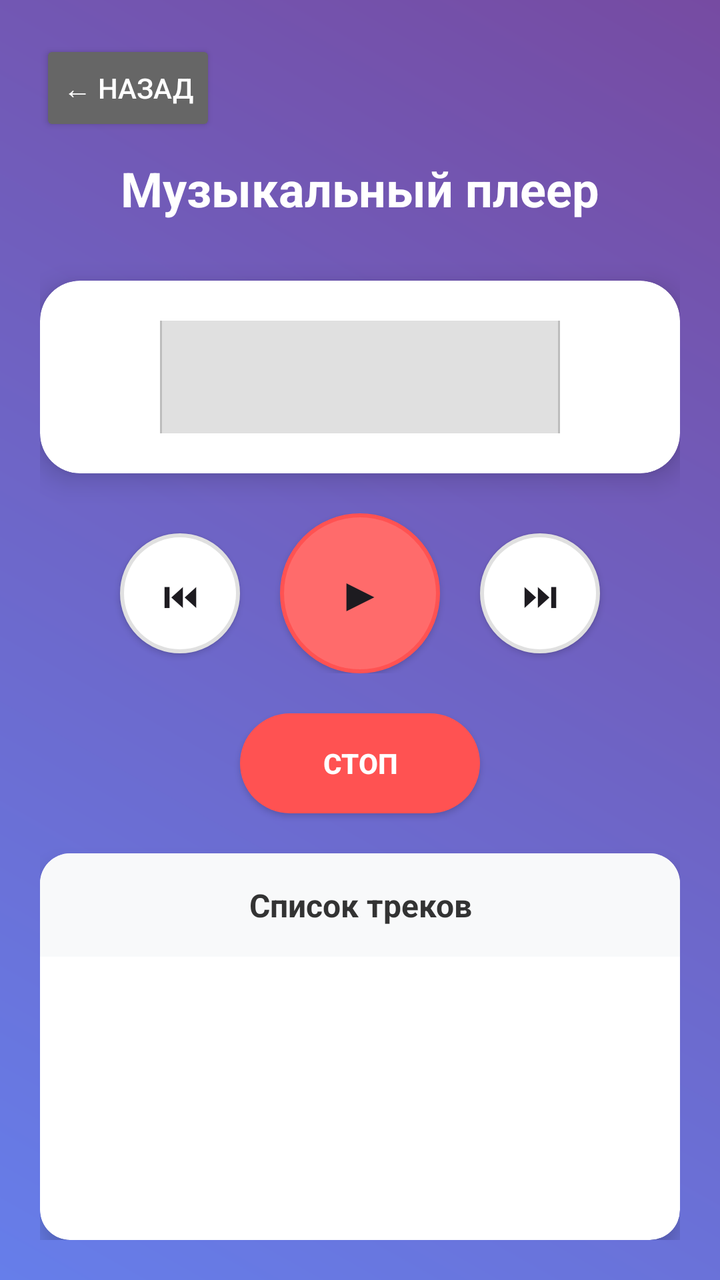
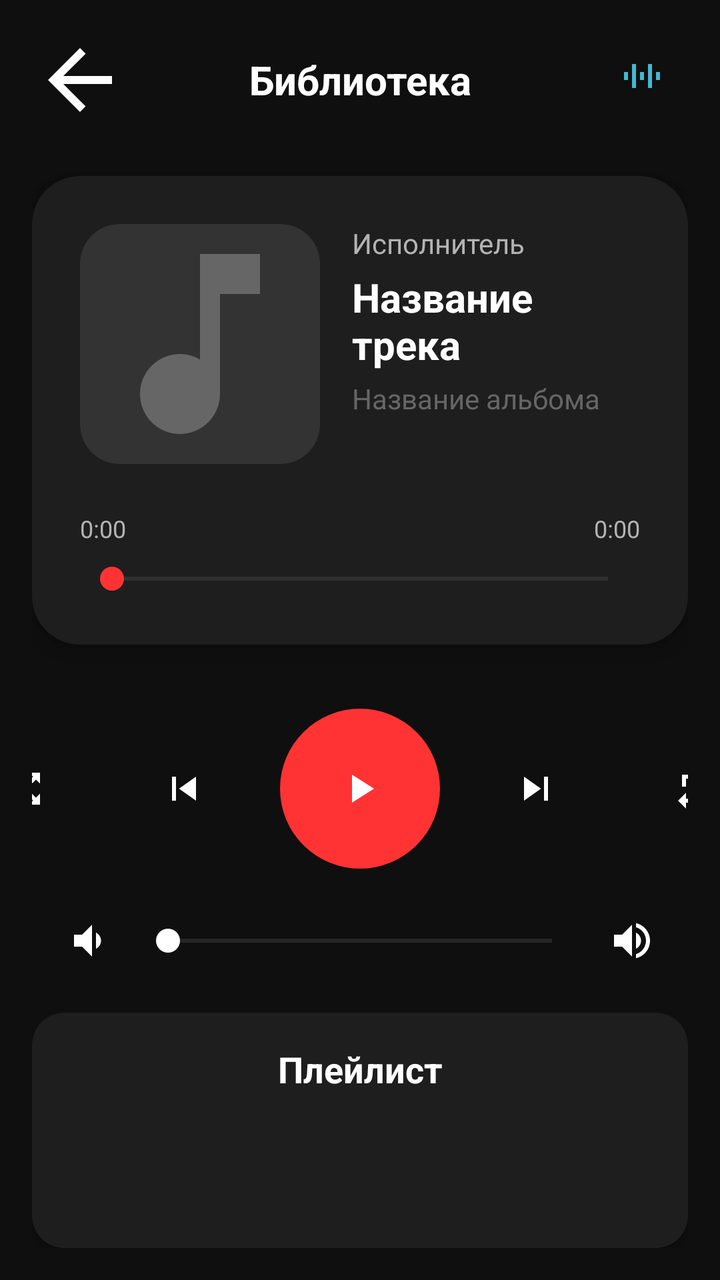

Compare the two renders of this Android layout. The source of the first and the diff that turns it into the second are given below.
<!-- AndroidManifest.xml: application theme Theme.Android -->
<!-- res/layout/media.xml -->
<?xml version="1.0" encoding="utf-8"?>
<LinearLayout xmlns:android="http://schemas.android.com/apk/res/android"
    xmlns:app="http://schemas.android.com/apk/res-auto"
    android:layout_width="match_parent"
    android:layout_height="match_parent"
    android:orientation="vertical"
    android:background="@drawable/background_gradient"
    android:padding="20dp">

    <Button
        android:id="@+id/btn_back_media"
        android:layout_width="wrap_content"
        android:layout_height="wrap_content"
        android:text="← Назад"
        android:backgroundTint="#666666"
        android:textColor="@color/white"
        android:padding="8dp"
        android:layout_marginBottom="10dp" />

    <TextView
        android:layout_width="match_parent"
        android:layout_height="wrap_content"
        android:text="Музыкальный плеер"
        android:textSize="24sp"
        android:textStyle="bold"
        android:textColor="#FFFFFF"
        android:gravity="center"
        android:layout_marginBottom="30dp" />


    <androidx.cardview.widget.CardView
        android:layout_width="match_parent"
        android:layout_height="0dp"
        android:layout_weight="1"
        app:cardCornerRadius="20dp"
        app:cardElevation="8dp"
        android:layout_marginBottom="20dp">

        <LinearLayout
            android:layout_width="match_parent"
            android:layout_height="match_parent"
            android:orientation="vertical"
            android:padding="20dp"
            android:gravity="center">


            <ImageView
                android:id="@+id/albumArtImageView"
                android:layout_width="200dp"
                android:layout_height="200dp"
                android:scaleType="centerCrop"
                android:background="@drawable/album_placeholder"
                android:layout_marginBottom="20dp" />


            <TextView
                android:id="@+id/trackTitleTextView"
                android:layout_width="match_parent"
                android:layout_height="wrap_content"
                android:text="Название трека"
                android:textSize="20sp"
                android:textStyle="bold"
                android:textColor="#333333"
                android:gravity="center"
                android:maxLines="1"
                android:ellipsize="end"
                android:layout_marginBottom="10dp" />


            <LinearLayout
                android:layout_width="match_parent"
                android:layout_height="wrap_content"
                android:orientation="horizontal"
                android:layout_marginBottom="5dp">

                <TextView
                    android:id="@+id/currentTimeText"
                    android:layout_width="0dp"
                    android:layout_height="wrap_content"
                    android:layout_weight="1"
                    android:text="0:00"
                    android:textSize="14sp"
                    android:textColor="#666666" />

                <TextView
                    android:id="@+id/totalTimeText"
                    android:layout_width="0dp"
                    android:layout_height="wrap_content"
                    android:layout_weight="1"
                    android:text="0:00"
                    android:textSize="14sp"
                    android:textColor="#666666"
                    android:gravity="end" />

            </LinearLayout>


            <SeekBar
                android:id="@+id/trackSeekBar"
                android:layout_width="match_parent"
                android:layout_height="wrap_content"
                android:progressTint="#FF6B6B"
                android:thumbTint="#FF6B6B"
                android:layout_marginBottom="20dp" />


            <LinearLayout
                android:layout_width="match_parent"
                android:layout_height="wrap_content"
                android:orientation="horizontal"
                android:gravity="center_vertical">

                <ImageView
                    android:layout_width="24dp"
                    android:layout_height="24dp"
                    android:src="@android:drawable/ic_media_ff"
                    android:tint="#666666"
                    android:layout_marginEnd="10dp" />

                <SeekBar
                    android:id="@+id/volumeSeekBar"
                    android:layout_width="0dp"
                    android:layout_height="wrap_content"
                    android:layout_weight="1"
                    android:progressTint="#4ECDC4"
                    android:thumbTint="#4ECDC4" />

                <ImageView
                    android:layout_width="24dp"
                    android:layout_height="24dp"
                    android:src="@android:drawable/ic_media_rew"
                    android:tint="#666666"
                    android:layout_marginStart="10dp" />

            </LinearLayout>

        </LinearLayout>

    </androidx.cardview.widget.CardView>


    <LinearLayout
        android:layout_width="match_parent"
        android:layout_height="wrap_content"
        android:orientation="horizontal"
        android:gravity="center"
        android:layout_marginBottom="20dp">

        <Button
            android:id="@+id/btn_prev"
            android:layout_width="60dp"
            android:layout_height="60dp"
            android:text="⏮"
            android:textSize="18sp"
            android:background="@drawable/button_circle"
            android:layout_marginEnd="10dp" />

        <Button
            android:id="@+id/btn_play_pause"
            android:layout_width="80dp"
            android:layout_height="80dp"
            android:text="▶"
            android:textSize="24sp"
            android:background="@drawable/button_circle_primary"
            android:layout_marginStart="10dp"
            android:layout_marginEnd="10dp" />

        <Button
            android:id="@+id/btn_next"
            android:layout_width="60dp"
            android:layout_height="60dp"
            android:text="⏭"
            android:textSize="18sp"
            android:background="@drawable/button_circle"
            android:layout_marginStart="10dp" />

    </LinearLayout>


    <Button
        android:id="@+id/btn_stop"
        android:layout_width="120dp"
        android:layout_height="50dp"
        android:text="СТОП"
        android:textSize="14sp"
        android:textStyle="bold"
        android:background="@drawable/button_rounded_red"
        android:textColor="#FFFFFF"
        android:layout_gravity="center"
        android:layout_marginBottom="10dp" />


    <androidx.cardview.widget.CardView
        android:layout_width="match_parent"
        android:layout_height="0dp"
        android:layout_weight="2"
        app:cardCornerRadius="15dp"
        app:cardElevation="6dp"
        android:layout_marginTop="10dp">

        <LinearLayout
            android:layout_width="match_parent"
            android:layout_height="match_parent"
            android:orientation="vertical">

            <TextView
                android:layout_width="match_parent"
                android:layout_height="wrap_content"
                android:text="Список треков"
                android:textSize="16sp"
                android:textStyle="bold"
                android:textColor="#333333"
                android:gravity="center"
                android:padding="15dp"
                android:background="#F8F9FA" />

            <ListView
                android:id="@+id/tracksListView"
                android:layout_width="match_parent"
                android:layout_height="0dp"
                android:layout_weight="1"
                android:divider="#E0E0E0"
                android:dividerHeight="1dp" />

        </LinearLayout>

    </androidx.cardview.widget.CardView>

</LinearLayout>
<!-- resources referenced by this layout -->
<resources>
  <color name="white">#FFFFFFFF</color>
  <!-- drawable album_placeholder (drawable) -->
  <?xml version="1.0" encoding="utf-8"?>
  <shape xmlns:android="http://schemas.android.com/apk/res/android">
      <solid android:color="#E0E0E0" />
      <stroke
          android:width="1dp"
          android:color="#BDBDBD" />
  </shape>
  <!-- drawable background_gradient (drawable) -->
  <?xml version="1.0" encoding="utf-8"?>
  <shape xmlns:android="http://schemas.android.com/apk/res/android">
      <gradient
          android:startColor="#667eea"
          android:endColor="#764ba2"
          android:angle="45" />
  </shape>
  <!-- drawable button_circle (drawable) -->
  <?xml version="1.0" encoding="utf-8"?>
  <shape xmlns:android="http://schemas.android.com/apk/res/android"
      android:shape="oval">
      <solid android:color="#FFFFFF" />
      <stroke
          android:width="2dp"
          android:color="#E0E0E0" />
  </shape>
  <!-- drawable button_circle_primary (drawable) -->
  <?xml version="1.0" encoding="utf-8"?>
  <shape xmlns:android="http://schemas.android.com/apk/res/android"
      android:shape="oval">
      <solid android:color="#FF6B6B" />
      <stroke
          android:width="2dp"
          android:color="#FF5252" />
  </shape>
  <!-- drawable button_rounded_red (drawable) -->
  <?xml version="1.0" encoding="utf-8"?>
  <shape xmlns:android="http://schemas.android.com/apk/res/android">
      <solid android:color="#FF5252" />
      <corners android:radius="25dp" />
  </shape>
  <!-- unchanged entries left out for length: 2 -->
</resources>

<!-- the commit's change to res/layout/media.xml (unified diff, before → after) -->
@@ -1,202 +1,268 @@
 <?xml version="1.0" encoding="utf-8"?>
-<LinearLayout xmlns:android="http://schemas.android.com/apk/res/android"
+<androidx.constraintlayout.widget.ConstraintLayout xmlns:android="http://schemas.android.com/apk/res/android"
     xmlns:app="http://schemas.android.com/apk/res-auto"
+    xmlns:tools="http://schemas.android.com/tools"
     android:layout_width="match_parent"
     android:layout_height="match_parent"
-    android:orientation="vertical"
-    android:background="@drawable/background_gradient"
-    android:padding="20dp">
-
-    <Button
-        android:id="@+id/btn_back_media"
-        android:layout_width="wrap_content"
+    android:background="#0F0F0F"
+    android:padding="16dp">
+
+    
+    <LinearLayout
+        android:id="@+id/topBar"
+        android:layout_width="0dp"
         android:layout_height="wrap_content"
-        android:text="← Назад"
-        android:backgroundTint="#666666"
-        android:textColor="@color/white"
-        android:padding="8dp"
-        android:layout_marginBottom="10dp" />
-
-    <TextView
-        android:layout_width="match_parent"
+        android:orientation="horizontal"
+        android:gravity="center_vertical"
+        app:layout_constraintEnd_toEndOf="parent"
+        app:layout_constraintStart_toStartOf="parent"
+        app:layout_constraintTop_toTopOf="parent">
+
+        <Button
+            android:id="@+id/btn_back_media"
+            android:layout_width="48dp"
+            android:layout_height="48dp"
+            android:background="@drawable/ic_back_arrow"
+            android:text=""
+            android:textColor="#FFFFFF"
+            android:padding="8dp" />
+
+        <TextView
+            android:layout_width="0dp"
+            android:layout_height="wrap_content"
+            android:layout_weight="1"
+            android:text="Библиотека"
+            android:textSize="20sp"
+            android:textStyle="bold"
+            android:textColor="#FFFFFF"
+            android:gravity="center" />
+
+        <ImageView
+            android:layout_width="48dp"
+            android:layout_height="48dp"
+            android:src="@drawable/ic_sound_wave"
+            android:scaleType="centerInside" />
+    </LinearLayout>
+
+    
+    <androidx.cardview.widget.CardView
+        android:id="@+id/currentTrackCard"
+        android:layout_width="0dp"
         android:layout_height="wrap_content"
-        android:text="Музыкальный плеер"
-        android:textSize="24sp"
-        android:textStyle="bold"
-        android:textColor="#FFFFFF"
-        android:gravity="center"
-        android:layout_marginBottom="30dp" />
-
-
-    <androidx.cardview.widget.CardView
-        android:layout_width="match_parent"
-        android:layout_height="0dp"
-        android:layout_weight="1"
-        app:cardCornerRadius="20dp"
+        android:layout_marginTop="24dp"
+        app:cardBackgroundColor="#1E1E1E"
+        app:cardCornerRadius="24dp"
         app:cardElevation="8dp"
-        android:layout_marginBottom="20dp">
-
-        <LinearLayout
-            android:layout_width="match_parent"
-            android:layout_height="match_parent"
-            android:orientation="vertical"
-            android:padding="20dp"
-            android:gravity="center">
-
-
+        app:layout_constraintEnd_toEndOf="parent"
+        app:layout_constraintStart_toStartOf="parent"
+        app:layout_constraintTop_toBottomOf="@+id/topBar">
+
+        <RelativeLayout
+            android:layout_width="match_parent"
+            android:layout_height="wrap_content"
+            android:padding="24dp">
+
+            
             <ImageView
                 android:id="@+id/albumArtImageView"
-                android:layout_width="200dp"
-                android:layout_height="200dp"
+                android:layout_width="120dp"
+                android:layout_height="120dp"
                 android:scaleType="centerCrop"
-                android:background="@drawable/album_placeholder"
-                android:layout_marginBottom="20dp" />
-
+                android:src="@drawable/default_album_art"
+                android:layout_marginEnd="16dp" />
+
+            
+            <TextView
+                android:id="@+id/trackArtistTextView"
+                android:layout_width="wrap_content"
+                android:layout_height="wrap_content"
+                android:layout_toEndOf="@id/albumArtImageView"
+                android:layout_alignTop="@id/albumArtImageView"
+                android:text="Исполнитель"
+                android:textSize="14sp"
+                android:textColor="#B3B3B3" />
 
             <TextView
                 android:id="@+id/trackTitleTextView"
-                android:layout_width="match_parent"
-                android:layout_height="wrap_content"
+                android:layout_width="wrap_content"
+                android:layout_height="wrap_content"
+                android:layout_toEndOf="@id/albumArtImageView"
+                android:layout_below="@id/trackArtistTextView"
                 android:text="Название трека"
                 android:textSize="20sp"
                 android:textStyle="bold"
-                android:textColor="#333333"
-                android:gravity="center"
-                android:maxLines="1"
-                android:ellipsize="end"
-                android:layout_marginBottom="10dp" />
-
-
+                android:textColor="#FFFFFF"
+                android:layout_marginTop="4dp" />
+
+            <TextView
+                android:id="@+id/albumTitleTextView"
+                android:layout_width="wrap_content"
+                android:layout_height="wrap_content"
+                android:layout_toEndOf="@id/albumArtImageView"
+                android:layout_below="@id/trackTitleTextView"
+                android:text="Название альбома"
+                android:textSize="14sp"
+                android:textColor="#666666"
+                android:layout_marginTop="4dp" />
+
+            
             <LinearLayout
                 android:layout_width="match_parent"
                 android:layout_height="wrap_content"
-                android:orientation="horizontal"
-                android:layout_marginBottom="5dp">
-
-                <TextView
-                    android:id="@+id/currentTimeText"
-                    android:layout_width="0dp"
+                android:orientation="vertical"
+                android:layout_below="@id/albumArtImageView"
+                android:layout_marginTop="24dp">
+
+                <LinearLayout
+                    android:layout_width="match_parent"
                     android:layout_height="wrap_content"
-                    android:layout_weight="1"
-                    android:text="0:00"
-                    android:textSize="14sp"
-                    android:textColor="#666666" />
-
-                <TextView
-                    android:id="@+id/totalTimeText"
-                    android:layout_width="0dp"
+                    android:orientation="horizontal">
+
+                    <TextView
+                        android:id="@+id/currentTimeText"
+                        android:layout_width="0dp"
+                        android:layout_height="wrap_content"
+                        android:layout_weight="1"
+                        android:text="0:00"
+                        android:textSize="12sp"
+                        android:textColor="#B3B3B3" />
+
+                    <TextView
+                        android:id="@+id/totalTimeText"
+                        android:layout_width="wrap_content"
+                        android:layout_height="wrap_content"
+                        android:text="0:00"
+                        android:textSize="12sp"
+                        android:textColor="#B3B3B3" />
+                </LinearLayout>
+
+                <SeekBar
+                    android:id="@+id/trackSeekBar"
+                    android:layout_width="match_parent"
                     android:layout_height="wrap_content"
-                    android:layout_weight="1"
-                    android:text="0:00"
-                    android:textSize="14sp"
-                    android:textColor="#666666"
-                    android:gravity="end" />
-
+                    android:progressTint="#FF3333"
+                    android:thumbTint="#FF3333"
+                    android:progressBackgroundTint="#666666"
+                    android:layout_marginTop="8dp" />
             </LinearLayout>
-
+        </RelativeLayout>
+    </androidx.cardview.widget.CardView>
+
+    
+    <LinearLayout
+        android:id="@+id/controlPanel"
+        android:layout_width="0dp"
+        android:layout_height="wrap_content"
+        android:orientation="vertical"
+        android:layout_marginTop="32dp"
+        app:layout_constraintEnd_toEndOf="parent"
+        app:layout_constraintStart_toStartOf="parent"
+        app:layout_constraintTop_toBottomOf="@+id/currentTrackCard">
+
+        
+        <LinearLayout
+            android:layout_width="match_parent"
+            android:layout_height="wrap_content"
+            android:orientation="horizontal"
+            android:gravity="center"
+            android:layout_marginBottom="24dp">
+
+            <ImageButton
+                android:id="@+id/btn_shuffle"
+                android:layout_width="48dp"
+                android:layout_height="48dp"
+                android:background="?attr/selectableItemBackgroundBorderless"
+                android:src="@drawable/ic_shuffle"
+                android:tint="#FFFFFF"
+                android:scaleType="centerInside" />
+
+            <ImageButton
+                android:id="@+id/btn_prev"
+                android:layout_width="64dp"
+                android:layout_height="64dp"
+                android:background="?attr/selectableItemBackgroundBorderless"
+                android:src="@drawable/ic_skip_previous"
+                android:tint="#FFFFFF"
+                android:layout_marginStart="24dp"
+                android:scaleType="centerInside" />
+
+            <ImageButton
+                android:id="@+id/btn_play_pause"
+                android:layout_width="80dp"
+                android:layout_height="80dp"
+                android:background="@drawable/button_circle_primary"
+                android:src="@drawable/ic_play"
+                android:tint="#FFFFFF"
+                android:layout_marginStart="16dp"
+                android:layout_marginEnd="16dp"
+                android:scaleType="centerInside" />
+
+            <ImageButton
+                android:id="@+id/btn_next"
+                android:layout_width="64dp"
+                android:layout_height="64dp"
+                android:background="?attr/selectableItemBackgroundBorderless"
+                android:src="@drawable/ic_skip_next"
+                android:tint="#FFFFFF"
+                android:layout_marginEnd="24dp"
+                android:scaleType="centerInside" />
+
+            <ImageButton
+                android:id="@+id/btn_repeat"
+                android:layout_width="48dp"
+                android:layout_height="48dp"
+                android:background="?attr/selectableItemBackgroundBorderless"
+                android:src="@drawable/ic_repeat"
+                android:tint="#FFFFFF"
+                android:scaleType="centerInside" />
+        </LinearLayout>
+
+        
+        <LinearLayout
+            android:layout_width="match_parent"
+            android:layout_height="wrap_content"
+            android:orientation="horizontal"
+            android:gravity="center_vertical"
+            android:paddingHorizontal="16dp">
+
+            <ImageView
+                android:layout_width="24dp"
+                android:layout_height="24dp"
+                android:src="@drawable/ic_volume_down"
+                android:tint="#FFFFFF"
+                android:layout_marginEnd="12dp" />
 
             <SeekBar
-                android:id="@+id/trackSeekBar"
-                android:layout_width="match_parent"
-                android:layout_height="wrap_content"
-                android:progressTint="#FF6B6B"
-                android:thumbTint="#FF6B6B"
-                android:layout_marginBottom="20dp" />
-
-
-            <LinearLayout
-                android:layout_width="match_parent"
-                android:layout_height="wrap_content"
-                android:orientation="horizontal"
-                android:gravity="center_vertical">
-
-                <ImageView
-                    android:layout_width="24dp"
-                    android:layout_height="24dp"
-                    android:src="@android:drawable/ic_media_ff"
-                    android:tint="#666666"
-                    android:layout_marginEnd="10dp" />
-
-                <SeekBar
-                    android:id="@+id/volumeSeekBar"
-                    android:layout_width="0dp"
-                    android:layout_height="wrap_content"
-                    android:layout_weight="1"
-                    android:progressTint="#4ECDC4"
-                    android:thumbTint="#4ECDC4" />
-
-                <ImageView
-                    android:layout_width="24dp"
-                    android:layout_height="24dp"
-                    android:src="@android:drawable/ic_media_rew"
-                    android:tint="#666666"
-                    android:layout_marginStart="10dp" />
-
-            </LinearLayout>
-
+                android:id="@+id/volumeSeekBar"
+                android:layout_width="0dp"
+                android:layout_height="wrap_content"
+                android:layout_weight="1"
+                android:progressTint="#FFFFFF"
+                android:thumbTint="#FFFFFF"
+                android:progressBackgroundTint="#666666" />
+
+            <ImageView
+                android:layout_width="24dp"
+                android:layout_height="24dp"
+                android:src="@drawable/ic_volume_up"
+                android:tint="#FFFFFF"
+                android:layout_marginStart="12dp" />
         </LinearLayout>
-
-    </androidx.cardview.widget.CardView>
-
-
-    <LinearLayout
-        android:layout_width="match_parent"
-        android:layout_height="wrap_content"
-        android:orientation="horizontal"
-        android:gravity="center"
-        android:layout_marginBottom="20dp">
-
-        <Button
-            android:id="@+id/btn_prev"
-            android:layout_width="60dp"
-            android:layout_height="60dp"
-            android:text="⏮"
-            android:textSize="18sp"
-            android:background="@drawable/button_circle"
-            android:layout_marginEnd="10dp" />
-
-        <Button
-            android:id="@+id/btn_play_pause"
-            android:layout_width="80dp"
-            android:layout_height="80dp"
-            android:text="▶"
-            android:textSize="24sp"
-            android:background="@drawable/button_circle_primary"
-            android:layout_marginStart="10dp"
-            android:layout_marginEnd="10dp" />
-
-        <Button
-            android:id="@+id/btn_next"
-            android:layout_width="60dp"
-            android:layout_height="60dp"
-            android:text="⏭"
-            android:textSize="18sp"
-            android:background="@drawable/button_circle"
-            android:layout_marginStart="10dp" />
-
     </LinearLayout>
 
-
-    <Button
-        android:id="@+id/btn_stop"
-        android:layout_width="120dp"
-        android:layout_height="50dp"
-        android:text="СТОП"
-        android:textSize="14sp"
-        android:textStyle="bold"
-        android:background="@drawable/button_rounded_red"
-        android:textColor="#FFFFFF"
-        android:layout_gravity="center"
-        android:layout_marginBottom="10dp" />
-
-
+    
     <androidx.cardview.widget.CardView
-        android:layout_width="match_parent"
+        android:id="@+id/playlistCard"
+        android:layout_width="0dp"
         android:layout_height="0dp"
-        android:layout_weight="2"
-        app:cardCornerRadius="15dp"
-        app:cardElevation="6dp"
-        android:layout_marginTop="10dp">
+        android:layout_marginTop="24dp"
+        app:cardBackgroundColor="#1E1E1E"
+        app:cardCornerRadius="16dp"
+        app:cardElevation="4dp"
+        app:layout_constraintBottom_toBottomOf="parent"
+        app:layout_constraintEnd_toEndOf="parent"
+        app:layout_constraintStart_toStartOf="parent"
+        app:layout_constraintTop_toBottomOf="@+id/controlPanel">
 
         <LinearLayout
             android:layout_width="match_parent"
@@ -206,24 +272,20 @@
             <TextView
                 android:layout_width="match_parent"
                 android:layout_height="wrap_content"
-                android:text="Список треков"
-                android:textSize="16sp"
+                android:text="Плейлист"
+                android:textSize="18sp"
                 android:textStyle="bold"
-                android:textColor="#333333"
+                android:textColor="#FFFFFF"
                 android:gravity="center"
-                android:padding="15dp"
-                android:background="#F8F9FA" />
-
-            <ListView
-                android:id="@+id/tracksListView"
+                android:padding="16dp" />
+
+            <androidx.recyclerview.widget.RecyclerView
+                android:id="@+id/tracksRecyclerView"
                 android:layout_width="match_parent"
                 android:layout_height="0dp"
                 android:layout_weight="1"
-                android:divider="#E0E0E0"
-                android:dividerHeight="1dp" />
-
+                android:padding="8dp" />
         </LinearLayout>
-
     </androidx.cardview.widget.CardView>
 
-</LinearLayout>
+</androidx.constraintlayout.widget.ConstraintLayout>
<!-- resource entries referenced after the edit -->
@@ -1,46 +1,135 @@
 <!-- resources referenced by this layout -->
 <resources>
-  <color name="white">#FFFFFFFF</color>
-  <!-- drawable album_placeholder (drawable) -->
-  <?xml version="1.0" encoding="utf-8"?>
-  <shape xmlns:android="http://schemas.android.com/apk/res/android">
-      <solid android:color="#E0E0E0" />
-      <stroke
-          android:width="1dp"
-          android:color="#BDBDBD" />
-  </shape>
-  <!-- drawable background_gradient (drawable) -->
-  <?xml version="1.0" encoding="utf-8"?>
-  <shape xmlns:android="http://schemas.android.com/apk/res/android">
-      <gradient
-          android:startColor="#667eea"
-          android:endColor="#764ba2"
-          android:angle="45" />
-  </shape>
-  <!-- drawable button_circle (drawable) -->
-  <?xml version="1.0" encoding="utf-8"?>
-  <shape xmlns:android="http://schemas.android.com/apk/res/android"
-      android:shape="oval">
-      <solid android:color="#FFFFFF" />
-      <stroke
-          android:width="2dp"
-          android:color="#E0E0E0" />
-  </shape>
   <!-- drawable button_circle_primary (drawable) -->
   <?xml version="1.0" encoding="utf-8"?>
   <shape xmlns:android="http://schemas.android.com/apk/res/android"
       android:shape="oval">
-      <solid android:color="#FF6B6B" />
-      <stroke
-          android:width="2dp"
-          android:color="#FF5252" />
+      <solid android:color="#FF3333" />
+      <size android:width="80dp" android:height="80dp" />
   </shape>
-  <!-- drawable button_rounded_red (drawable) -->
+  <!-- drawable default_album_art (drawable) -->
   <?xml version="1.0" encoding="utf-8"?>
-  <shape xmlns:android="http://schemas.android.com/apk/res/android">
-      <solid android:color="#FF5252" />
-      <corners android:radius="25dp" />
-  </shape>
+  <layer-list xmlns:android="http://schemas.android.com/apk/res/android">
+      <item>
+          <shape android:shape="rectangle">
+              <solid android:color="#333333" />
+              <corners android:radius="8dp" />
+          </shape>
+      </item>
+      <item
+          android:width="48dp"
+          android:height="48dp"
+          android:gravity="center">
+          <vector xmlns:android="http://schemas.android.com/apk/res/android"
+              android:width="48dp"
+              android:height="48dp"
+              android:viewportWidth="24"
+              android:viewportHeight="24">
+              <path
+                  android:fillColor="#666666"
+                  android:pathData="M12 3v10.55c-.59-.34-1.27-.55-2-.55-2.21 0-4 1.79-4 4s1.79 4 4 4 4-1.79 4-4V7h4V3h-6z" />
+          </vector>
+      </item>
+  </layer-list>
+  <!-- drawable ic_back_arrow (drawable) -->
+  <?xml version="1.0" encoding="utf-8"?>
+  <vector xmlns:android="http://schemas.android.com/apk/res/android"
+      android:width="24dp"
+      android:height="24dp"
+      android:viewportWidth="24"
+      android:viewportHeight="24">
+      <path
+          android:fillColor="#FFFFFF"
+          android:pathData="M20 11H7.83l5.59-5.59L12 4l-8 8 8 8 1.41-1.41L7.83 13H20v-2z" />
+  </vector>
+  <!-- drawable ic_play (drawable) -->
+  <?xml version="1.0" encoding="utf-8"?>
+  <vector xmlns:android="http://schemas.android.com/apk/res/android"
+      android:width="24dp"
+      android:height="24dp"
+      android:viewportWidth="24"
+      android:viewportHeight="24">
+      <path
+          android:fillColor="#FFFFFF"
+          android:pathData="M8 5v14l11-7z" />
+  </vector>
+  <!-- drawable ic_repeat (drawable) -->
+  <?xml version="1.0" encoding="utf-8"?>
+  <vector xmlns:android="http://schemas.android.com/apk/res/android"
+      android:width="24dp"
+      android:height="24dp"
+      android:viewportWidth="24"
+      android:viewportHeight="24">
+      <path
+          android:fillColor="#FFFFFF"
+          android:pathData="M7 7h10v3l4-4-4-4v3H5v6h2V7zm10 10H7v-3l-4 4 4 4v-3h12v-6h-2v4z" />
+  </vector>
+  <!-- drawable ic_shuffle (drawable) -->
+  <?xml version="1.0" encoding="utf-8"?>
+  <vector xmlns:android="http://schemas.android.com/apk/res/android"
+      android:width="24dp"
+      android:height="24dp"
+      android:viewportWidth="24"
+      android:viewportHeight="24">
+      <path
+          android:fillColor="#FFFFFF"
+          android:pathData="M10.59 9.17L5.41 4 4 5.41l5.17 5.17 1.42-1.41zM14.5 4l2.04 2.04L4 18.59 5.41 20 17.96 7.46 20 9.5V4h-5.5zm.33 9.41l-1.41 1.41 3.13 3.13L14.5 20H20v-5.5l-2.04 2.04-3.13-3.13z" />
+  </vector>
+  <!-- drawable ic_skip_next (drawable) -->
+  <?xml version="1.0" encoding="utf-8"?>
+  <vector xmlns:android="http://schemas.android.com/apk/res/android"
+      android:width="24dp"
+      android:height="24dp"
+      android:viewportWidth="24"
+      android:viewportHeight="24">
+      <path
+          android:fillColor="#FFFFFF"
+          android:pathData="M6 18l8.5-6L6 6v12zM16 6v12h2V6h-2z" />
+  </vector>
+  <!-- drawable ic_skip_previous (drawable) -->
+  <?xml version="1.0" encoding="utf-8"?>
+  <vector xmlns:android="http://schemas.android.com/apk/res/android"
+      android:width="24dp"
+      android:height="24dp"
+      android:viewportWidth="24"
+      android:viewportHeight="24">
+      <path
+          android:fillColor="#FFFFFF"
+          android:pathData="M6 6h2v12H6zm3.5 6l8.5 6V6z" />
+  </vector>
+  <!-- drawable ic_sound_wave (drawable) -->
+  <?xml version="1.0" encoding="utf-8"?>
+  <vector xmlns:android="http://schemas.android.com/apk/res/android"
+      android:width="24dp"
+      android:height="24dp"
+      android:viewportWidth="24"
+      android:viewportHeight="24">
+      <path
+          android:fillColor="#45B7D1"
+          android:pathData="M4,12 L6,12 L6,8 L4,8 L4,12 Z M8,16 L10,16 L10,4 L8,4 L8,16 Z M12,12 L14,12 L14,8 L12,8 L12,12 Z M16,16 L18,16 L18,4 L16,4 L16,16 Z M20,12 L22,12 L22,8 L20,8 L20,12 Z" />
+  </vector>
+  <!-- drawable ic_volume_down (drawable) -->
+  <?xml version="1.0" encoding="utf-8"?>
+  <vector xmlns:android="http://schemas.android.com/apk/res/android"
+      android:width="24dp"
+      android:height="24dp"
+      android:viewportWidth="24"
+      android:viewportHeight="24">
+      <path
+          android:fillColor="#FFFFFF"
+          android:pathData="M18.5 12c0-1.77-1.02-3.29-2.5-4.03v8.05c1.48-.73 2.5-2.25 2.5-4.02zM5 9v6h4l5 5V4L9 9H5z" />
+  </vector>
+  <!-- drawable ic_volume_up (drawable) -->
+  <?xml version="1.0" encoding="utf-8"?>
+  <vector xmlns:android="http://schemas.android.com/apk/res/android"
+      android:width="24dp"
+      android:height="24dp"
+      android:viewportWidth="24"
+      android:viewportHeight="24">
+      <path
+          android:fillColor="#FFFFFF"
+          android:pathData="M3 9v6h4l5 5V4L7 9H3zm13.5 3c0-1.77-1.02-3.29-2.5-4.03v8.05c1.48-.73 2.5-2.25 2.5-4.02zM14 3.23v2.06c2.89.86 5 3.54 5 6.71s-2.11 5.85-5 6.71v2.06c4.01-.91 7-4.49 7-8.77s-2.99-7.86-7-8.77z" />
+  </vector>
   <!-- unchanged entries left out for length: 2 -->
 </resources>
 
